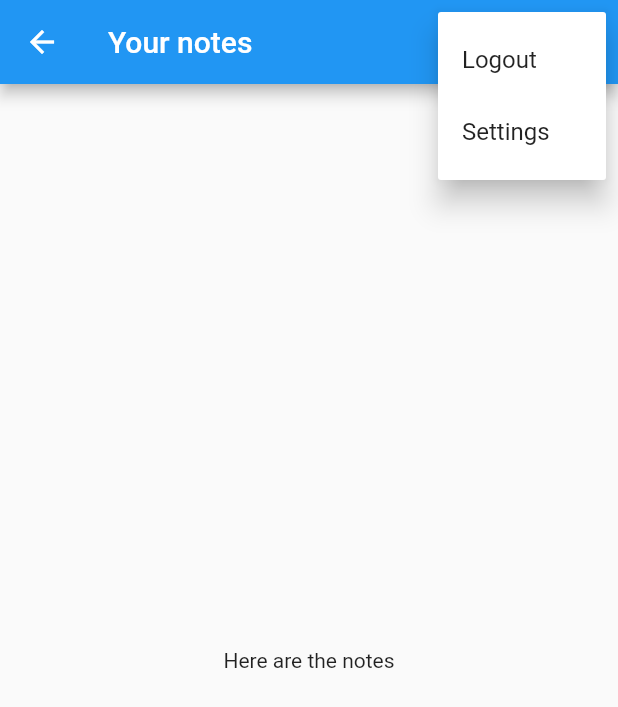
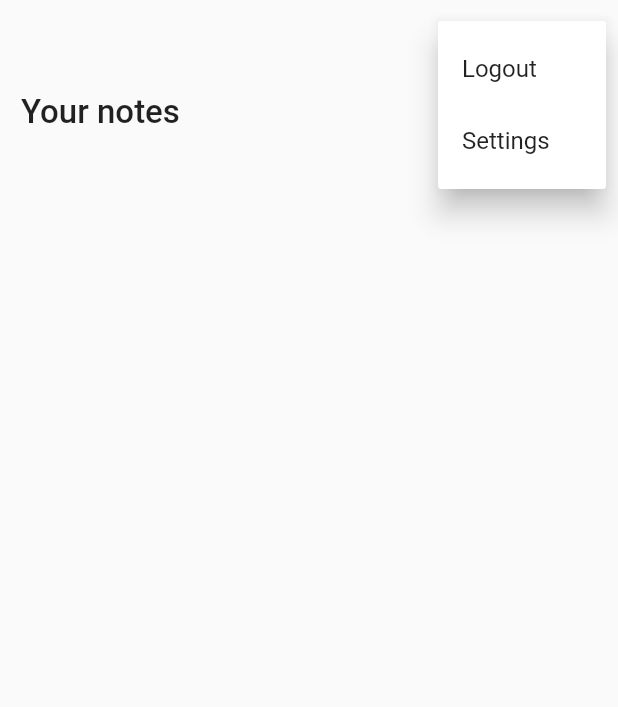
Before and after one commit to skieabad/notes-app, a Flutter app: the NotesScreen screen opened by its route, after a tap on the "more vert" icon, on a phone screen of 412 x 824 dp. Shown: the top 707 px of the screen. Run offline on Flutter 3.47's test engine with Material 2 defaults, Android fonts, the phone set to English and light mode, and no system bars; our stand-ins replace firebase_auth, firebase_core, form_field_validator, sqflite; accounts and stored records are empty.

Commit message:
fix bug upon fetching the list of notes

```diff
--- a/lib/presentation/screens/notes/notes_screen.dart
+++ b/lib/presentation/screens/notes/notes_screen.dart
@@ -26,118 +26,34 @@ class _NotesScreenState extends State<NotesScreen> {
   @override
   Widget build(BuildContext context) {
     return Scaffold(
-      // body: SafeArea(
-      // child: Center(
-      //   child: Column(
-      //     children: [
-      //       Align(
-      //         alignment: Alignment.topRight,
-      //         child: Row(
-      //           mainAxisAlignment: MainAxisAlignment.end,
-      //           children: [
-      //             IconButton(
-      //               onPressed: () =>
-      //                   Navigator.of(context).pushNamed(newNotesRoute),
-      //               icon: const Icon(Icons.add),
-      //             ),
-      //             PopupMenuButton<MenuAction>(
-      //               onSelected: (value) async {
-      //                 switch (value) {
-      //                   case MenuAction.logout:
-      //                     final logout = await showLogOutDialog(context);
-      //                     if (logout) {
-      //                       await AuthService.firebase().logoutUser();
-      //                       'logout'.log();
-      //                       Navigator.of(context).pushNamedAndRemoveUntil(
-      //                           loginRoute, (route) => false);
-      //                     }
-      //                     break;
-      //                   case MenuAction.settings:
-      //                     break;
-      //                 }
-      //               },
-      //               itemBuilder: (context) => <PopupMenuEntry<MenuAction>>[
-      //                 const PopupMenuItem<MenuAction>(
-      //                   value: MenuAction.logout,
-      //                   child: Text('Logout'),
-      //                 ),
-      //                 const PopupMenuItem<MenuAction>(
-      //                   value: MenuAction.settings,
-      //                   child: Text('Settings'),
-      //                 ),
-      //               ],
-      //             ),
-      //           ],
-      //         ),
-      //       ),
-      //       const SizedBox(
-      //         height: 20,
-      //       ),
-      //       FutureBuilder(
-      //         future: _notesService.getOrCreateUser(email: userEmail),
-      //         builder: (context, snapshot) {
-      //           switch (snapshot.connectionState) {
-      //             case ConnectionState.done:
-      //               return StreamBuilder(
-      //                 stream: _notesService.allNotes,
-      //                 builder: (context, snapshot) {
-      //                   switch (snapshot.connectionState) {
-      //                     // waiting is perfect with stream builder
-      //                     case ConnectionState.waiting:
-      //                     case ConnectionState.active:
-      //                       if (snapshot.hasData) {
-      //                         final allNotes =
-      //                             snapshot.data as List<DatabaseNotes>;
-      //                         return ListView.builder(
-      //                           itemCount: allNotes.length,
-      //                           itemBuilder: (context, index) {
-      //                             final note = allNotes[index];
-      //                             return ListTile(
-      //                               title: Text(
-      //                                 note.text,
-      //                               ),
-      //                             );
-      //                           },
-      //                         );
-      //                       } else {
-      //                         return const Center(
-      //                           child: CircularProgressIndicator(),
-      //                         );
-      //                       }
-      //                     default:
-      //                       return const Center(
-      //                         child: CircularProgressIndicator(),
-      //                       );
-      //                   }
-      //                 },
-      //               );
-      //             default:
-      //               return const Center(
-      //                 child: CircularProgressIndicator(),
-      //               );
-      //           }
-      //         },
-      //       ),
-      //     ],
-      //   ),
-      // ),
-      // ),
-      appBar: AppBar(
-        title: const Text('Your notes'),
-        actions: [
+      body: SafeArea(
+        child: Center(
+          child: Column(
+            children: [
+              const SizedBox(
+                height: 14,
+              ),
+              Align(
+                alignment: Alignment.topRight,
+                child: Row(
+                  mainAxisAlignment: MainAxisAlignment.end,
+                  children: [
                     IconButton(
-            onPressed: () => Navigator.of(context).pushNamed(newNotesRoute),
+                      onPressed: () =>
+                          Navigator.of(context).pushNamed(newNotesRoute),
                       icon: const Icon(Icons.add),
+                      iconSize: 30,
                     ),
                     PopupMenuButton<MenuAction>(
+                      iconSize: 30,
                       onSelected: (value) async {
                         switch (value) {
                           case MenuAction.logout:
                             final logout = await showLogOutDialog(context);
                             if (logout) {
                               await AuthService.firebase().logoutUser();
-                    Navigator.of(context)
-                        .pushNamedAndRemoveUntil(loginRoute, (route) => false);
+                              Navigator.of(context).pushNamedAndRemoveUntil(
+                                  loginRoute, (route) => false);
                             }
                             break;
                           case MenuAction.settings:
@@ -157,7 +73,24 @@ class _NotesScreenState extends State<NotesScreen> {
                     ),
                   ],
                 ),
-      body: FutureBuilder(
+              ),
+              Padding(
+                padding: const EdgeInsets.only(left: 14),
+                child: Align(
+                  alignment: Alignment.topLeft,
+                  child: Text(
+                    'Your notes',
+                    style: Theme.of(context).textTheme.titleLarge!.copyWith(
+                          fontSize: 22,
+                        ),
+                  ),
+                ),
+              ),
+              const SizedBox(
+                height: 10,
+              ),
+              Expanded(
+                child: FutureBuilder(
                   future: _notesService.getOrCreateUser(email: userEmail),
                   builder: (context, snapshot) {
                     switch (snapshot.connectionState) {
@@ -170,10 +103,23 @@ class _NotesScreenState extends State<NotesScreen> {
                               case ConnectionState.waiting:
                               case ConnectionState.active:
                                 if (snapshot.hasData) {
-                        final allNotes = snapshot.data as List<DatabaseNotes>;
+                                  final allNotes =
+                                      snapshot.data as List<DatabaseNotes>;
                                   print(allNotes);
-                        return const Center(
-                          child: Text('Here are the notes'),
+                                  return ListView.builder(
+                                    itemCount: allNotes.length,
+                                    itemBuilder: (context, index) {
+                                      final note = allNotes[index];
+                                      return ListTile(
+                                        title: Text(
+                                          note.text,
+                                          // if you want to break the text into multiple lines
+                                          maxLines: 1,
+                                          softWrap: true,
+                                          overflow: TextOverflow.ellipsis,
+                                        ),
+                                      );
+                                    },
                                   );
                                 } else {
                                   return const Center(
@@ -193,6 +139,11 @@ class _NotesScreenState extends State<NotesScreen> {
                         );
                     }
                   },
+                ),
+              ),
+            ],
+          ),
+        ),
       ),
     );
   }
--- a/lib/services/crud/notes_service.dart
+++ b/lib/services/crud/notes_service.dart
@@ -10,7 +10,6 @@ class NotesService {
 
   // source of truth
   List<DatabaseNotes> _notes = [];
-
 
   // create a singleton
   static final NotesService _shared = NotesService._sharedInstance();
@@ -32,12 +31,14 @@ class NotesService {
 
   Stream<List<DatabaseNotes>> get allNotes => _notesStreamController.stream;
 
-  Future<DatabaseUser> getOrCreateUser({required String email}) async {
+  Future<DatabaseUser> getOrCreateUser({
+    required String email,
+  }) async {
     try {
-      final user = getUser(email: email);
+      final user = await getUser(email: email);
       return user;
     } on CouldNotFindUser {
-      final createdUser = createUsers(email: email);
+      final createdUser = await createUsers(email: email);
       return createdUser;
     } catch (e) {
       rethrow;
@@ -304,7 +305,6 @@ class DatabaseUser {
   int get hashCode => id.hashCode;
 }
 
-@immutable
 class DatabaseNotes {
   final int id;
   final int userId;
@@ -327,7 +327,7 @@ class DatabaseNotes {
 
   @override
   String toString() =>
-      'Note, ID = $id, UserID = $userId, isSyncedWithCloud: $isSyncedWithCloud, text: $text';
+      'Note, ID = $id, userId = $userId, isSyncedWithCloud = $isSyncedWithCloud, text = $text';
 
   // Equality
   @override
@@ -337,7 +337,7 @@ class DatabaseNotes {
   int get hashCode => id.hashCode;
 }
 
-const databaseName = 'notes.db';
+const databaseName = 'backend.db';
 
 // user table
 const userTable = 'user';
@@ -355,10 +355,10 @@ const userIdColumn = 'user_id';
 const textColumn = 'text';
 const isSyncedWithCloudColumn = 'is_synced_with_cloud';
 const createNotesTable = '''CREATE TABLE IF NOT EXISTS "notes" (
-      "id"	INTEGER NOT NULL,
-      "user_id"	INTEGER NOT NULL,
-      "text"	TEXT NOT NULL,
-      "is_synced_with_cloud"	INTEGER NOT NULL DEFAULT 0,
-      FOREIGN KEY("user_id") REFERENCES "user"("id"),
-      PRIMARY KEY("id" AUTOINCREMENT)
+	    "id"	INTEGER NOT NULL,
+	    "user_id"	INTEGER NOT NULL,
+	    "text"	TEXT,
+	    "is_synced_with_cloud"	INTEGER NOT NULL DEFAULT 0,
+	    FOREIGN KEY("user_id") REFERENCES "user"("id"),
+	    PRIMARY KEY("id" AUTOINCREMENT)
       );''';
```
Lines whose indentation alone changed are shown as unchanged.
